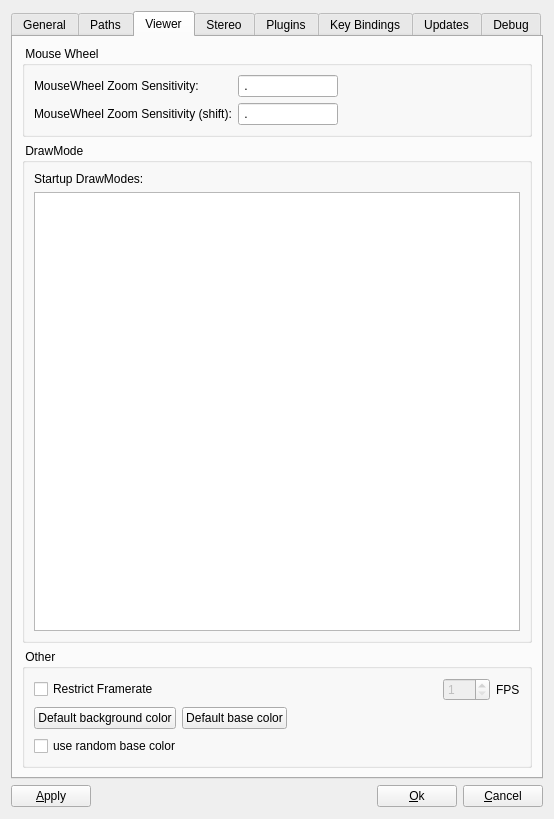
This is OpenFlipper/widgets/optionsWidget/optionsWidget.ui in ShenRen/OpenFlipper as Qt 5 draws it before an edit. The edited form follows.
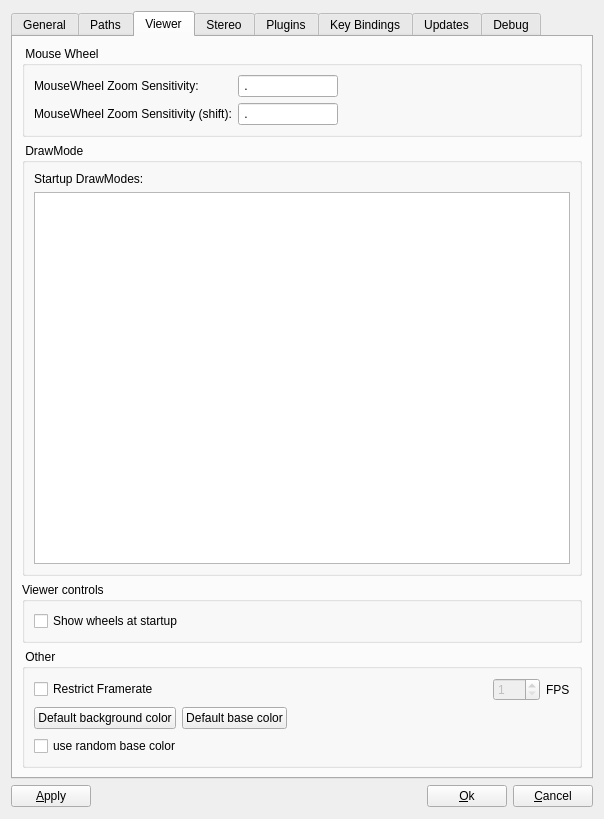
This is the edited form. The open tabs and pages were chosen to show the change. Custom widgets are drawn as their Qt base class.

Commit message: Options widget extension(TODO)

```diff
--- a/OpenFlipper/widgets/optionsWidget/optionsWidget.ui
+++ b/OpenFlipper/widgets/optionsWidget/optionsWidget.ui
@@ -5,7 +5,7 @@
    <rect>
     <x>0</x>
     <y>0</y>
-    <width>549</width>
+    <width>604</width>
     <height>819</height>
    </rect>
   </property>
@@ -282,6 +282,22 @@
          </layout>
         </widget>
        </item>
+       <item>
+        <widget class="QGroupBox" name="groupBox_10" >
+         <property name="title" >
+          <string>Viewer controls</string>
+         </property>
+         <layout class="QVBoxLayout" name="verticalLayout_21" >
+          <item>
+           <widget class="QCheckBox" name="wheelBox" >
+            <property name="text" >
+             <string>Show wheels at startup</string>
+            </property>
+           </widget>
+          </item>
+         </layout>
+        </widget>
+       </item>
        <item>
         <widget class="QGroupBox" name="groupBox_2" >
          <property name="title" >
```
Left out of the diff: 4 changed lines with no effect on the pictures.
